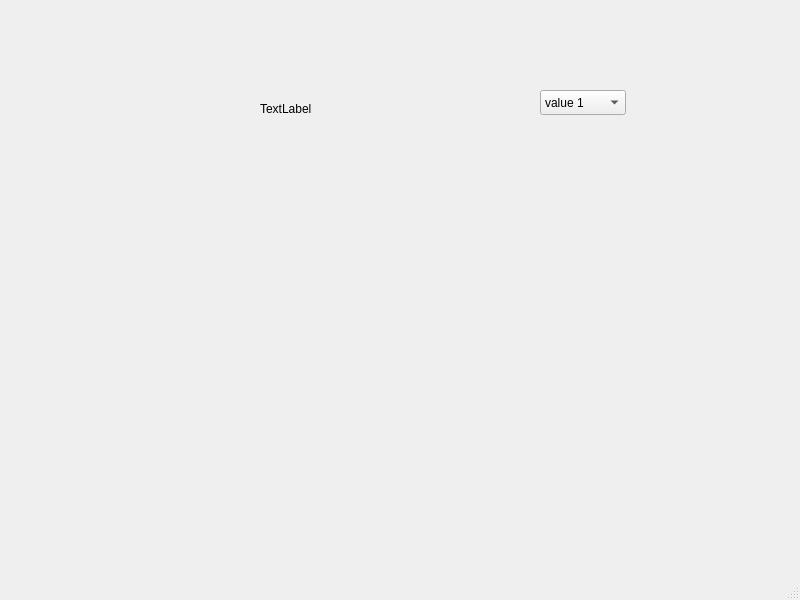
Before: the Qt Designer form source/mainwindow.ui in bosoares/serialMonitor, drawn with Qt 5.
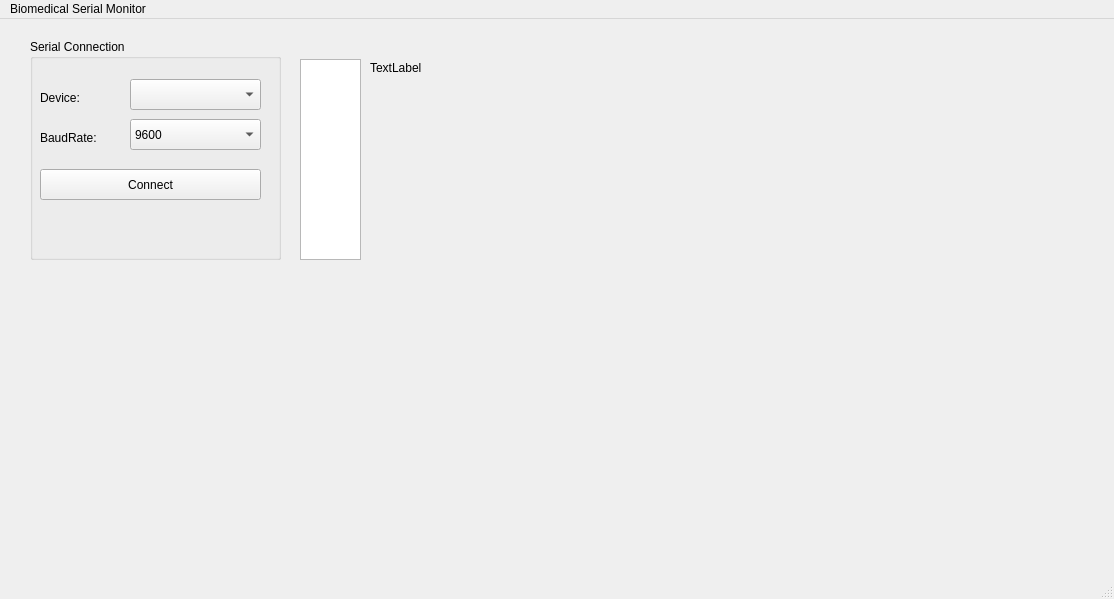
After: the same form once the commit is applied. Custom widgets are drawn as their Qt base class.

Commit message: Creates a serial control panel

The edit to the form file:
```diff
--- a/source/mainwindow.ui
+++ b/source/mainwindow.ui
@@ -6,8 +6,8 @@
    <rect>
     <x>0</x>
     <y>0</y>
-    <width>800</width>
-    <height>600</height>
+    <width>1114</width>
+    <height>599</height>
    </rect>
   </property>
   <property name="windowTitle">
@@ -17,8 +17,8 @@
    <widget class="QLabel" name="label">
     <property name="geometry">
      <rect>
-      <x>260</x>
-      <y>100</y>
+      <x>370</x>
+      <y>40</y>
       <width>67</width>
       <height>17</height>
      </rect>
@@ -27,46 +27,134 @@
      <string>TextLabel</string>
     </property>
    </widget>
-   <widget class="QComboBox" name="comboBox">
-    <property name="geometry">
-     <rect>
-      <x>540</x>
-      <y>90</y>
-      <width>86</width>
-      <height>25</height>
-     </rect>
-    </property>
-    <item>
-     <property name="text">
-      <string>value 1</string>
-     </property>
-    </item>
-    <item>
-     <property name="text">
-      <string>value 2</string>
-     </property>
-    </item>
-   </widget>
    <widget class="QCustomPlot" name="plot" native="true">
     <property name="geometry">
      <rect>
-      <x>40</x>
-      <y>190</y>
-      <width>721</width>
+      <x>10</x>
+      <y>260</y>
+      <width>1051</width>
       <height>301</height>
      </rect>
     </property>
    </widget>
+   <widget class="QGroupBox" name="groupBox">
+    <property name="geometry">
+     <rect>
+      <x>30</x>
+      <y>20</y>
+      <width>251</width>
+      <height>221</height>
+     </rect>
+    </property>
+    <property name="title">
+     <string>Serial Connection</string>
+    </property>
+    <widget class="QLabel" name="label_2">
+     <property name="geometry">
+      <rect>
+       <x>10</x>
+       <y>50</y>
+       <width>67</width>
+       <height>17</height>
+      </rect>
+     </property>
+     <property name="text">
+      <string>Device:</string>
+     </property>
+    </widget>
+    <widget class="QLabel" name="label_3">
+     <property name="geometry">
+      <rect>
+       <x>10</x>
+       <y>90</y>
+       <width>81</width>
+       <height>17</height>
+      </rect>
+     </property>
+     <property name="text">
+      <string>BaudRate:</string>
+     </property>
+    </widget>
+    <widget class="QComboBox" name="cb_serialDevices">
+     <property name="geometry">
+      <rect>
+       <x>100</x>
+       <y>40</y>
+       <width>131</width>
+       <height>31</height>
+      </rect>
+     </property>
+    </widget>
+    <widget class="QComboBox" name="cb_baudRate">
+     <property name="geometry">
+      <rect>
+       <x>100</x>
+       <y>80</y>
+       <width>131</width>
+       <height>31</height>
+      </rect>
+     </property>
+     <item>
+      <property name="text">
+       <string>9600</string>
+      </property>
+     </item>
+     <item>
+      <property name="text">
+       <string>19200</string>
+      </property>
+     </item>
+     <item>
+      <property name="text">
+       <string>57600</string>
+      </property>
+     </item>
+     <item>
+      <property name="text">
+       <string>115200</string>
+      </property>
+     </item>
+    </widget>
+    <widget class="QPushButton" name="pushButton">
+     <property name="geometry">
+      <rect>
+       <x>10</x>
+       <y>130</y>
+       <width>221</width>
+       <height>31</height>
+      </rect>
+     </property>
+     <property name="text">
+      <string>Connect</string>
+     </property>
+    </widget>
+   </widget>
+   <widget class="QTextBrowser" name="tx_receivedData">
+    <property name="geometry">
+     <rect>
+      <x>300</x>
+      <y>40</y>
+      <width>61</width>
+      <height>201</height>
+     </rect>
+    </property>
+   </widget>
   </widget>
   <widget class="QMenuBar" name="menubar">
    <property name="geometry">
     <rect>
      <x>0</x>
      <y>0</y>
-     <width>800</width>
+     <width>1114</width>
      <height>22</height>
     </rect>
    </property>
+   <widget class="QMenu" name="menuBiomedical_Serial_Monitor">
+    <property name="title">
+     <string>Biomedical Serial Monitor</string>
+    </property>
+   </widget>
+   <addaction name="menuBiomedical_Serial_Monitor"/>
   </widget>
   <widget class="QStatusBar" name="statusbar"/>
  </widget>
```
The commit also changes 5 other files.
